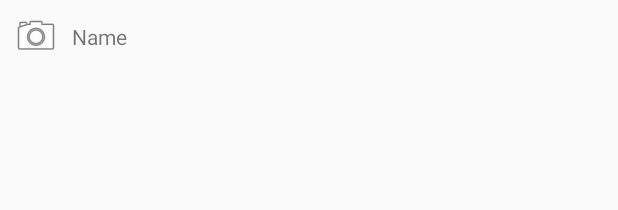
After one commit to NickvanDyke/Whos-Down-Android, an Android app: the layout holder_blocking.xml on its own in the app's theme, with its tools: preview values and no code run, on a phone screen of 412 x 824 dp. The commit adds this screen. Shown: the top 210 px of the screen. Run offline under Robolectric (Android 15) with nearby library versions, the phone set to English and light mode, and no system bars.

Commit message:
Begin implementing blocking contacts

```diff
--- a/app/src/main/res/layout/activity_main.xml
+++ b/app/src/main/res/layout/activity_main.xml
@@ -8,7 +8,7 @@
 
         <variable
             name="viewModel"
-            type="com.vandyke.whosdown.ui.viewmodel.ViewModel"/>
+            type="com.vandyke.whosdown.ui.main.viewmodel.ViewModel"/>
     </data>
 
     <android.support.constraint.ConstraintLayout
@@ -58,6 +58,7 @@
                 app:layout_constraintRight_toRightOf="parent"
                 app:layout_constraintBottom_toBottomOf="parent"
                 android:layout_marginBottom="64dp">
+
                 <EditText
                     android:text="@={viewModel.message}"
                     android:hint="message"
--- /dev/null
+++ b/app/src/main/res/layout/holder_blocking.xml
@@ -0,0 +1,32 @@
+<?xml version="1.0" encoding="utf-8"?>
+<android.support.constraint.ConstraintLayout
+    xmlns:android="http://schemas.android.com/apk/res/android"
+    xmlns:app="http://schemas.android.com/apk/res-auto"
+    android:orientation="vertical"
+    android:layout_width="match_parent"
+    android:layout_height="wrap_content"
+    android:id="@+id/peepLayout"
+    android:background="?android:selectableItemBackground">
+
+    <TextView
+        android:text="Name"
+        android:layout_width="wrap_content"
+        android:layout_height="wrap_content"
+        android:id="@+id/contactName"
+        app:layout_constraintTop_toTopOf="@+id/contactPic"
+        app:layout_constraintLeft_toRightOf="@+id/contactPic"
+        android:layout_marginStart="8dp"
+        app:layout_constraintBottom_toBottomOf="@+id/contactPic"/>
+
+    <ImageView
+        android:layout_width="32dp"
+        android:layout_height="32dp"
+        android:src="@android:drawable/ic_menu_camera"
+        android:id="@+id/contactPic"
+        android:layout_marginStart="8dp"
+        app:layout_constraintLeft_toLeftOf="parent"
+        app:layout_constraintBottom_toBottomOf="parent"
+        android:layout_marginBottom="8dp"
+        app:layout_constraintTop_toTopOf="parent"
+        android:layout_marginTop="8dp"/>
+</android.support.constraint.ConstraintLayout>
```
Also changed, not shown: app/build.gradle (+12 -12 lines), app/src/main/AndroidManifest.xml (+5 -4 lines), app/src/main/java/com/vandyke/whosdown/ui/blocking/BlockingActivity.kt (added, +34 -0 lines), app/src/main/java/com/vandyke/whosdown/ui/blocking/BlockingAdapter.kt (added, +25 -0 lines), app/src/main/java/com/vandyke/whosdown/ui/blocking/BlockingHolder.kt (added, +21 -0 lines), app/src/main/res/layout/activity_blocking.xml (added, +10 -0 lines).
